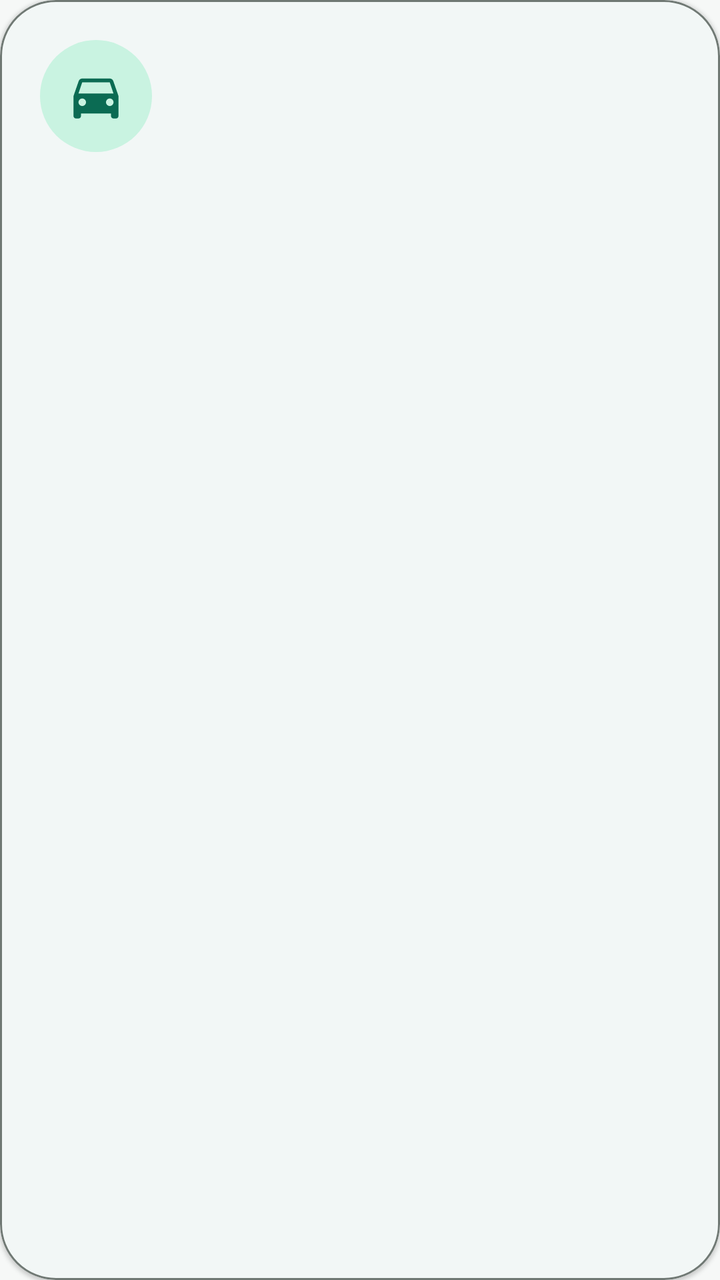
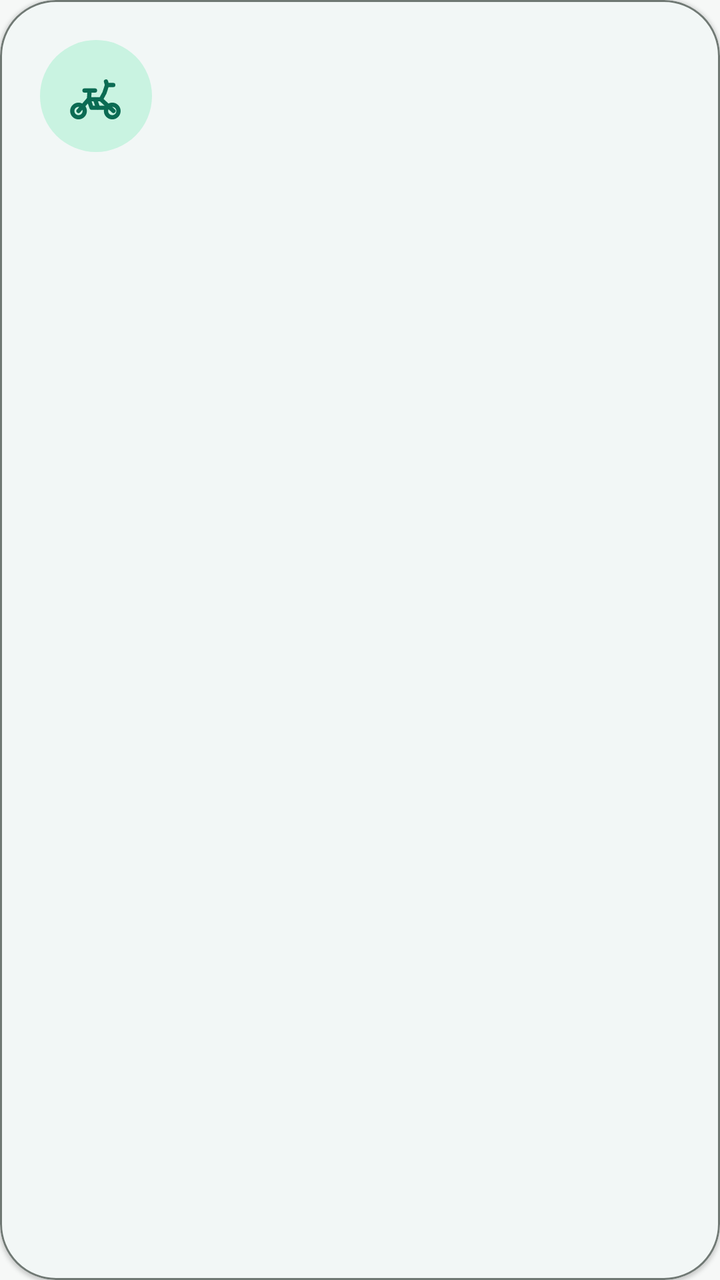

Two renders of the same Android screen: before a commit and after it. Below are the layout's source before the change and the commit's diff.
<!-- AndroidManifest.xml: application theme Theme.TLKey -->
<!-- res/layout/item_vehicle_page.xml -->
<?xml version="1.0" encoding="utf-8"?>
<com.google.android.material.card.MaterialCardView xmlns:android="http://schemas.android.com/apk/res/android"
    xmlns:app="http://schemas.android.com/apk/res-auto"
    android:id="@+id/card_vehicle"
    android:layout_width="match_parent"
    android:layout_height="match_parent"
    android:layout_marginHorizontal="2dp"
    android:clickable="true"
    android:focusable="true"
    app:cardBackgroundColor="?attr/colorSurface"
    app:cardCornerRadius="28dp"
    app:cardElevation="1dp"
    app:strokeColor="?attr/colorOutline"
    app:strokeWidth="1dp">

    <LinearLayout
        android:layout_width="match_parent"
        android:layout_height="match_parent"
        android:orientation="vertical"
        android:padding="20dp">

        <LinearLayout
            android:layout_width="match_parent"
            android:layout_height="wrap_content"
            android:gravity="center_vertical"
            android:orientation="horizontal">

            <FrameLayout
                android:layout_width="56dp"
                android:layout_height="56dp"
                android:background="@drawable/bg_icon_circle"
                android:backgroundTint="?attr/colorPrimaryContainer">

                <ImageView
                    android:layout_width="30dp"
                    android:layout_height="30dp"
                    android:layout_gravity="center"
                    android:contentDescription="@null"
                    android:src="@drawable/ic_car"
                    app:tint="?attr/colorPrimary" />
            </FrameLayout>

            <LinearLayout
                android:layout_width="0dp"
                android:layout_height="wrap_content"
                android:layout_marginStart="14dp"
                android:layout_weight="1"
                android:orientation="vertical">

                <TextView
                    android:id="@+id/tv_page_active"
                    android:layout_width="wrap_content"
                    android:layout_height="wrap_content"
                    android:background="@drawable/bg_status_pill"
                    android:backgroundTint="@color/status_ok"
                    android:paddingStart="9dp"
                    android:paddingTop="3dp"
                    android:paddingEnd="9dp"
                    android:paddingBottom="3dp"
                    android:text="@string/vehicle_active"
                    android:textColor="?attr/colorOnSurface"
                    android:textSize="11sp"
                    android:textStyle="bold"
                    android:visibility="gone" />

                <TextView
                    android:id="@+id/tv_page_state"
                    android:layout_width="wrap_content"
                    android:layout_height="wrap_content"
                    android:layout_marginTop="4dp"
                    android:textColor="?attr/colorOnSurfaceVariant"
                    android:textSize="12sp" />
            </LinearLayout>
        </LinearLayout>

        <TextView
            android:id="@+id/tv_page_name"
            android:layout_width="match_parent"
            android:layout_height="wrap_content"
            android:layout_marginTop="16dp"
            android:ellipsize="end"
            android:maxLines="1"
            android:textColor="?attr/colorOnSurface"
            android:textSize="26sp"
            android:textStyle="bold" />

        <TextView
            android:id="@+id/tv_page_meta"
            android:layout_width="match_parent"
            android:layout_height="wrap_content"
            android:layout_marginTop="4dp"
            android:ellipsize="end"
            android:maxLines="1"
            android:textColor="?attr/colorOnSurfaceVariant"
            android:textSize="13sp" />

        <Space
            android:layout_width="1dp"
            android:layout_height="0dp"
            android:layout_weight="1" />

        <TextView
            android:id="@+id/tv_page_hint"
            android:layout_width="match_parent"
            android:layout_height="wrap_content"
            android:ellipsize="end"
            android:maxLines="2"
            android:textColor="?attr/colorOnSurfaceVariant"
            android:textSize="12sp" />
    </LinearLayout>
</com.google.android.material.card.MaterialCardView>
<!-- resources referenced by this layout -->
<resources>
  <color name="status_ok">#D2F4E7</color>
  <!-- drawable bg_icon_circle (drawable) -->
  <?xml version="1.0" encoding="utf-8"?>
  <shape xmlns:android="http://schemas.android.com/apk/res/android"
      android:shape="oval">
      <solid android:color="#FFFFFFFF" />
  </shape>
  <!-- drawable bg_status_pill (drawable) -->
  <?xml version="1.0" encoding="utf-8"?>
  <shape xmlns:android="http://schemas.android.com/apk/res/android"
      android:shape="rectangle">
      <corners android:radius="100dp" />
      <solid android:color="@color/status_neutral" />
  </shape>
  <!-- drawable ic_car (drawable) -->
  <?xml version="1.0" encoding="utf-8"?>
  <vector xmlns:android="http://schemas.android.com/apk/res/android"
      android:width="24dp"
      android:height="24dp"
      android:viewportWidth="24"
      android:viewportHeight="24">
      <path
          android:fillColor="#FF000000"
          android:pathData="M18.92,6.01C18.72,5.42 18.16,5 17.5,5h-11c-0.66,0 -1.21,0.42 -1.42,1.01L3,12v8c0,0.55 0.45,1 1,1h1c0.55,0 1,-0.45 1,-1v-1h12v1c0,0.55 0.45,1 1,1h1c0.55,0 1,-0.45 1,-1v-8l-2.08,-5.99zM6.5,16c-0.83,0 -1.5,-0.67 -1.5,-1.5S5.67,13 6.5,13 8,13.67 8,14.5 7.33,16 6.5,16zM17.5,16c-0.83,0 -1.5,-0.67 -1.5,-1.5S16.67,13 17.5,13 19,13.67 19,14.5 18.33,16 17.5,16zM5,11l1.5,-4.5h11L19,11H5z" />
  </vector>
  <string name="vehicle_active">当前使用</string>
  <style name="Theme.TLKey" parent="Theme.Material3.DayNight.NoActionBar">
          <item name="colorPrimary">@color/primary</item>
          <item name="colorOnPrimary">@color/on_primary</item>
          <item name="colorPrimaryContainer">@color/primary_container</item>
          <item name="colorOnPrimaryContainer">@color/on_primary_container</item>
          <item name="colorSecondary">@color/secondary</item>
          <item name="colorOnSecondary">@color/on_secondary</item>
          <item name="colorSecondaryContainer">@color/secondary_container</item>
          <item name="colorOnSecondaryContainer">@color/on_secondary_container</item>
          <item name="colorSurface">@color/surface</item>
          <item name="colorOnSurface">@color/on_surface</item>
          <item name="colorSurfaceVariant">@color/surface_variant</item>
          <item name="colorOnSurfaceVariant">@color/on_surface_variant</item>
          <item name="colorOutline">@color/outline</item>
          <item name="colorError">@color/error</item>
          <item name="android:colorBackground">@color/background</item>
          <item name="android:statusBarColor">@android:color/transparent</item>
          <item name="android:navigationBarColor">@android:color/transparent</item>
          <item name="android:windowLightStatusBar">true</item>
          <item name="android:windowActionModeOverlay">true</item>
      </style>
  <color name="status_neutral">#E3E9E6</color>
  <color name="primary">#0B6B53</color>
  <color name="on_primary">#FFFFFF</color>
  <color name="primary_container">#C9F3E1</color>
  <color name="on_primary_container">#002117</color>
  <color name="secondary">#4B635A</color>
  <color name="on_secondary">#FFFFFF</color>
  <color name="secondary_container">#CEE9DD</color>
  <color name="on_secondary_container">#072018</color>
  <color name="surface">#FFFFFF</color>
  <color name="on_surface">#17211E</color>
  <color name="surface_variant">#DCE5E0</color>
  <color name="on_surface_variant">#404944</color>
  <color name="outline">#707974</color>
  <color name="error">#B3261E</color>
  <color name="background">#F6F8F7</color>
</resources>

<!-- the commit's change to res/layout/item_vehicle_page.xml (unified diff, before → after) -->
@@ -36,7 +36,7 @@
                     android:layout_height="30dp"
                     android:layout_gravity="center"
                     android:contentDescription="@null"
-                    android:src="@drawable/ic_car"
+                    android:src="@drawable/ic_scooter"
                     app:tint="?attr/colorPrimary" />
             </FrameLayout>
 
<!-- resource entries referenced after the edit -->
@@ -14,7 +14,7 @@
       <corners android:radius="100dp" />
       <solid android:color="@color/status_neutral" />
   </shape>
-  <!-- drawable ic_car (drawable) -->
+  <!-- drawable ic_scooter (drawable) -->
   <?xml version="1.0" encoding="utf-8"?>
   <vector xmlns:android="http://schemas.android.com/apk/res/android"
       android:width="24dp"
@@ -22,8 +22,12 @@
       android:viewportWidth="24"
       android:viewportHeight="24">
       <path
-          android:fillColor="#FF000000"
-          android:pathData="M18.92,6.01C18.72,5.42 18.16,5 17.5,5h-11c-0.66,0 -1.21,0.42 -1.42,1.01L3,12v8c0,0.55 0.45,1 1,1h1c0.55,0 1,-0.45 1,-1v-1h12v1c0,0.55 0.45,1 1,1h1c0.55,0 1,-0.45 1,-1v-8l-2.08,-5.99zM6.5,16c-0.83,0 -1.5,-0.67 -1.5,-1.5S5.67,13 6.5,13 8,13.67 8,14.5 7.33,16 6.5,16zM17.5,16c-0.83,0 -1.5,-0.67 -1.5,-1.5S16.67,13 17.5,13 19,13.67 19,14.5 18.33,16 17.5,16zM5,11l1.5,-4.5h11L19,11H5z" />
+          android:fillColor="@android:color/transparent"
+          android:strokeColor="#FF000000"
+          android:strokeWidth="1.7"
+          android:strokeLineCap="round"
+          android:strokeLineJoin="round"
+          android:pathData="M7.5,18a2.5,2.5 0,1 1,-5 0a2.5,2.5 0,1 1,5 0M21,18a2.5,2.5 0,1 1,-5 0a2.5,2.5 0,1 1,5 0M5,18l4.1,-4.7h4.8l5.1,4.7M9.1,13.3l1.1,3.4h5.3M9.2,13.3l0.2,-3.1M7.4,9.8h4.2M14,13.3l1.4,-2.6l1,-3.1h2.5M16.4,7.6l-0.4,-1.4M11.6,13.3l1.2,3.4" />
   </vector>
   <string name="vehicle_active">当前使用</string>
   <style name="Theme.TLKey" parent="Theme.Material3.DayNight.NoActionBar">
